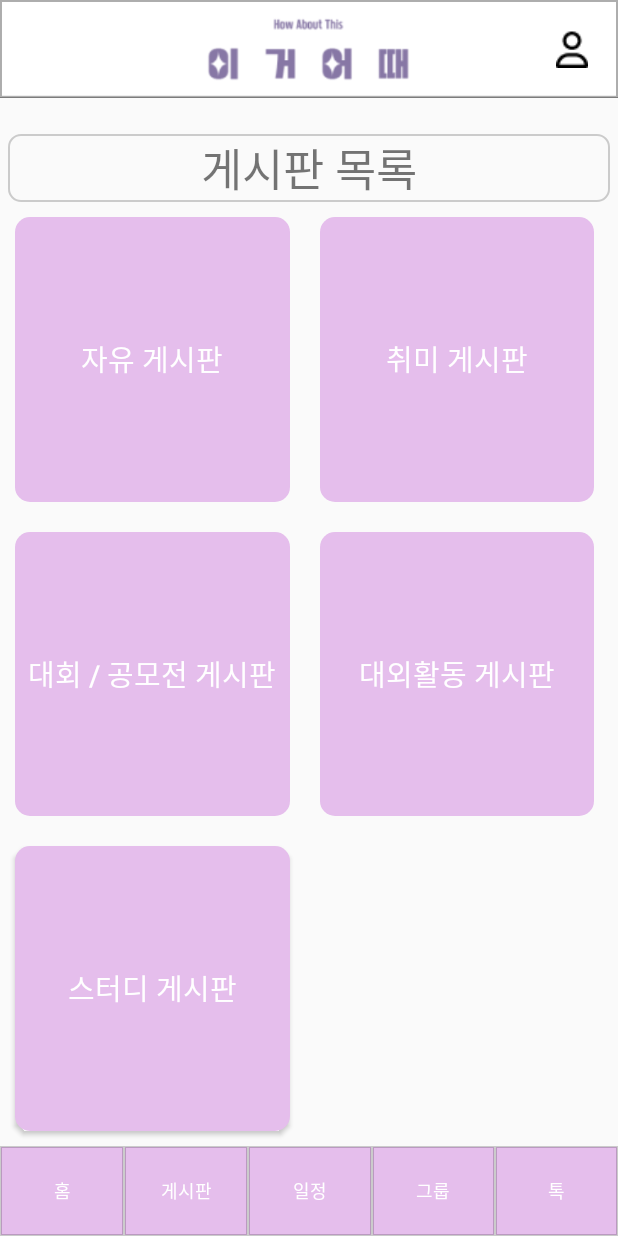
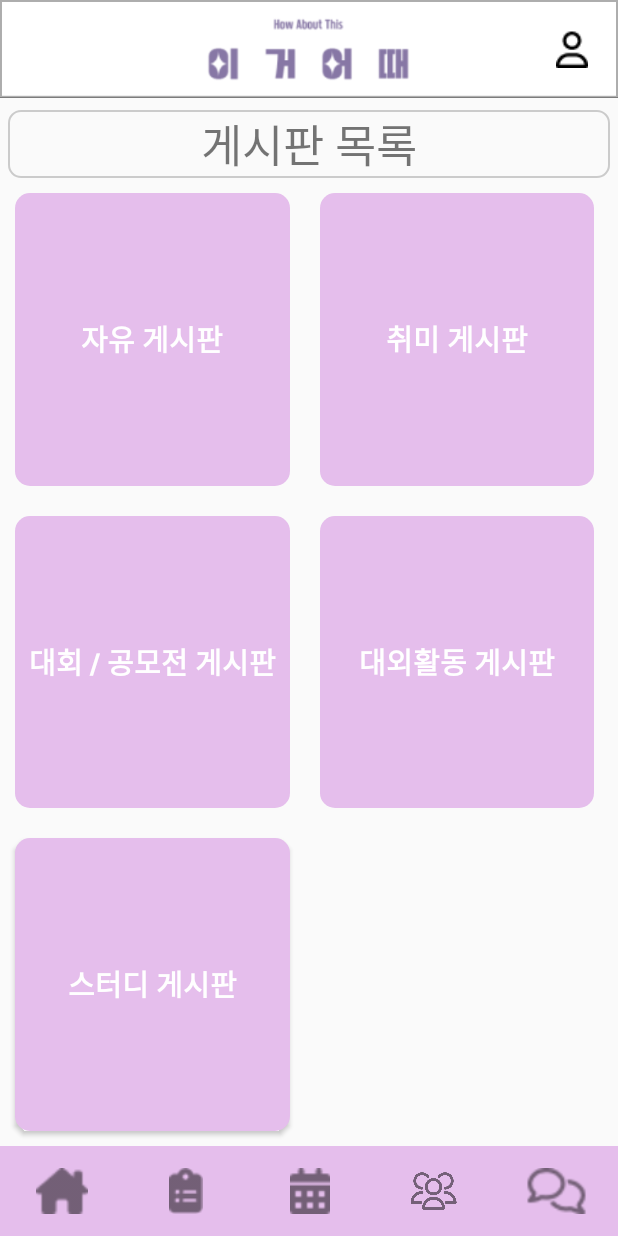
Before and after one commit to LeeGJ2/HowAboutThis, an Android app: the fragment PostFragment placed in its activity, on a phone screen of 412 x 824 dp. Run offline under Robolectric (Android 15) with nearby library versions, the phone set to English and light mode, and no system bars; our stand-ins replace Firebase (no records; nobody signed in at launch, a user with empty details on screens opened directly); libraries missing offline, so code that uses them is left out: org.checkerframework.checker.

Commit message:
design change

```diff
--- a/app/src/main/java/com/example/myapp_20/MainActivity.java
+++ b/app/src/main/java/com/example/myapp_20/MainActivity.java
@@ -7,14 +7,16 @@ import android.os.Bundle;
 import android.view.View;
 import android.widget.Button;
 import android.widget.CalendarView;
+import android.widget.ImageView;
 
 public class MainActivity extends AppCompatActivity {
 
-    private Button but_home;
-    private Button but_post;
-    private Button but_alarm;
-    private Button but_schedule;
-    private Button but_talk;
+    private ImageView iv_main_home;
+    private ImageView iv_main_post;
+    private ImageView iv_main_schedule;
+    private ImageView iv_main_group;
+    private ImageView iv_main_talk;
+
     private CalendarView calendarView;
 
     @Override
@@ -28,15 +30,15 @@ public class MainActivity extends AppCompatActivity {
         fragmentTransaction.replace(R.id.frameLayout, homeFragment);
         fragmentTransaction.commit();
 
-        but_home = findViewById(R.id.btn_home);
-        but_post = findViewById(R.id.btn_post);
-        but_schedule = findViewById(R.id.btn_schedule);
-        but_alarm = findViewById(R.id.btn_group);
-        but_talk = findViewById(R.id.btn_talk);
+        iv_main_home = findViewById(R.id.iv_main_home);
+        iv_main_post = findViewById(R.id.iv_main_post);
+        iv_main_schedule = findViewById(R.id.iv_main_schedule);
+        iv_main_talk = findViewById(R.id.iv_main_talk);
+        iv_main_group = findViewById(R.id.iv_main_group);
 
 
 
-        but_home.setOnClickListener(new View.OnClickListener()
+        iv_main_home.setOnClickListener(new View.OnClickListener()
         {
             @Override
             public void onClick(View view)
@@ -49,7 +51,7 @@ public class MainActivity extends AppCompatActivity {
             }
         });
 
-        but_post.setOnClickListener(new View.OnClickListener()
+        iv_main_post.setOnClickListener(new View.OnClickListener()
         {
             @Override
             public void onClick(View view)
@@ -63,7 +65,7 @@ public class MainActivity extends AppCompatActivity {
             }
         });
 
-        but_schedule.setOnClickListener(new View.OnClickListener()
+        iv_main_schedule.setOnClickListener(new View.OnClickListener()
         {
             @Override
             public void onClick(View view)
@@ -75,7 +77,7 @@ public class MainActivity extends AppCompatActivity {
             }
         });
 
-        but_alarm.setOnClickListener(new View.OnClickListener()
+        iv_main_group.setOnClickListener(new View.OnClickListener()
         {
             @Override
             public void onClick(View view)
@@ -87,7 +89,7 @@ public class MainActivity extends AppCompatActivity {
             }
         });
 
-        but_talk.setOnClickListener(new View.OnClickListener()
+        iv_main_talk.setOnClickListener(new View.OnClickListener()
         {
             @Override
             public void onClick(View view)
--- a/app/src/main/res/drawable/main_but.xml
+++ b/app/src/main/res/drawable/main_but.xml
@@ -5,10 +5,12 @@
             android:shape="rectangle">
             <solid
                 android:color="#8777A5"/>
-            <stroke
-                android:color="#30000000"
-                android:width="3dp"
-                />
+
+            <padding
+                android:left="15dp"
+                android:right="15dp"
+                android:top="15dp"
+                android:bottom="15dp"/>
 
         </shape>
     </item>
@@ -19,10 +21,12 @@
             android:shape="rectangle">
             <solid
                 android:color="#E5BEEC"/>
-            <stroke
-                android:color="#30000000"
-                android:width="1dp"
-                />
+
+            <padding
+                android:left="15dp"
+                android:right="15dp"
+                android:top="15dp"
+                android:bottom="15dp"/>
 
 
         </shape>
--- a/app/src/main/res/layout/activity_main.xml
+++ b/app/src/main/res/layout/activity_main.xml
@@ -55,72 +55,47 @@
         app:layout_constraintLeft_toLeftOf="parent"
         app:layout_constraintRight_toRightOf="parent">
 
-        <Button
-            android:id="@+id/btn_home"
-            android:layout_width="wrap_content"
+        <ImageView
+            android:id="@+id/iv_main_home"
+            android:layout_width="match_parent"
+            android:layout_height="60dp"
             android:layout_weight="1"
+            app:srcCompat="@drawable/main_home"
+            android:background="@drawable/main_but"/>
+
+        <ImageView
+            android:id="@+id/iv_main_post"
+            android:layout_width="match_parent"
             android:layout_height="60dp"
+            android:layout_weight="1"
+            app:srcCompat="@drawable/main_post"
             android:background="@drawable/main_but"
-            android:text="홈"
-            android:textSize="12dp"
-            android:textColor="@color/white"
-            app:layout_constraintBottom_toBottomOf="parent"
-            app:layout_constraintEnd_toStartOf="@+id/btn_post"
-            app:layout_constraintHorizontal_bias="0.54"
-            app:layout_constraintStart_toStartOf="parent" />
+            />
+        <ImageView
+            android:id="@+id/iv_main_schedule"
+            android:layout_width="match_parent"
+            android:layout_height="60dp"
+            android:layout_weight="1"
+            app:srcCompat="@drawable/main_schedule"
+            android:background="@drawable/main_but"/>
 
-        <Button
-            android:id="@+id/btn_post"
-            android:layout_width="wrap_content"
+        <ImageView
+            android:id="@+id/iv_main_group"
+            android:layout_width="match_parent"
             android:layout_height="60dp"
             android:layout_weight="1"
             android:background="@drawable/main_but"
-            android:text="게시판"
-            android:textColor="@color/white"
-            android:textSize="12dp"
-            app:layout_constraintBottom_toBottomOf="parent"
-            app:layout_constraintEnd_toStartOf="@+id/btn_schedule"
-            app:layout_constraintStart_toEndOf="@+id/btn_home" />
+            app:srcCompat="@drawable/peopleicon"
+            app:tint="#746078" />
 
-        <Button
-            android:id="@+id/btn_schedule"
-            android:layout_width="wrap_content"
+        <ImageView
+            android:id="@+id/iv_main_talk"
+            android:layout_width="match_parent"
             android:layout_height="60dp"
             android:layout_weight="1"
-            android:background="@drawable/main_but"
-            android:text="일정"
-            android:textColor="@color/white"
-            android:textSize="12dp"
-            app:layout_constraintBottom_toBottomOf="parent"
-            app:layout_constraintEnd_toStartOf="@+id/btn_group"
-            app:layout_constraintStart_toEndOf="@+id/btn_post" />
-
-        <Button
-            android:id="@+id/btn_group"
-            android:layout_width="wrap_content"
-            android:layout_height="60dp"
-            android:layout_weight="1"
-            android:background="@drawable/main_but"
-            android:text="그룹"
-            android:textColor="@color/white"
-            android:textSize="12dp"
-            app:layout_constraintBottom_toBottomOf="parent"
-            app:layout_constraintEnd_toStartOf="@+id/btn_talk"
-            app:layout_constraintHorizontal_bias="1.0"
-            app:layout_constraintStart_toEndOf="@+id/btn_schedule" />
+            app:srcCompat="@drawable/main_talk"
+            android:background="@drawable/main_but"/>
 
 
-        <Button
-            android:id="@+id/btn_talk"
-            android:layout_width="wrap_content"
-            android:layout_height="60dp"
-            android:layout_weight="1"
-            android:background="@drawable/main_but"
-            android:text="톡"
-            android:textColor="@color/white"
-            android:textSize="12dp"
-            app:layout_constraintBottom_toBottomOf="parent"
-            app:layout_constraintEnd_toEndOf="parent"
-            app:layout_constraintStart_toEndOf="@+id/btn_group" />
     </LinearLayout>
 </androidx.constraintlayout.widget.ConstraintLayout>
--- a/app/src/main/res/layout/fragment_post.xml
+++ b/app/src/main/res/layout/fragment_post.xml
@@ -16,6 +16,7 @@
         android:background="@drawable/post_but"
         android:text="자유 게시판"
         android:textSize="19dp"
+        android:textStyle="bold"
         android:textColor="@color/white"
         app:layout_constraintBottom_toTopOf="@+id/but_contest"
         app:layout_constraintEnd_toStartOf="@+id/but_hobby"
@@ -31,6 +32,7 @@
         android:layout_marginEnd="16dp"
         android:textSize="19dp"
         android:background="@drawable/post_but"
+        android:textStyle="bold"
         android:text="취미 게시판"
         android:textColor="@color/white"
         app:layout_constraintBottom_toBottomOf="@+id/but_every"
@@ -46,8 +48,10 @@
         android:layout_marginStart="10dp"
         android:layout_marginEnd="16dp"
         android:background="@drawable/post_but"
+        android:textStyle="bold"
         android:text="대외활동 게시판"
         android:textSize="19dp"
+
         android:textColor="@color/white"
         app:layout_constraintBottom_toBottomOf="@+id/but_contest"
         app:layout_constraintEnd_toEndOf="parent"
@@ -63,6 +67,7 @@
 
         android:layout_marginBottom="264dp"
         android:background="@drawable/post_but"
+        android:textStyle="bold"
         android:textSize="19dp"
         android:text="대회 / 공모전 게시판"
         android:inputType="textMultiLine"
@@ -81,6 +86,7 @@
         android:layout_marginBottom="10dp"
         android:background="@drawable/post_but"
         android:text="스터디 게시판"
+        android:textStyle="bold"
         android:textSize="19dp"
         android:textColor="@color/white"
         app:layout_constraintBottom_toBottomOf="parent"
@@ -93,13 +99,12 @@
         android:layout_width="0dp"
         android:layout_height="wrap_content"
         android:layout_marginLeft="5dp"
+        android:layout_marginTop="8dp"
         android:layout_marginRight="5dp"
-        android:layout_marginTop="24dp"
-        android:layout_marginBottom="24dp"
+        android:background="@drawable/rectangle_transparent"
+        android:gravity="center"
         android:text="게시판 목록"
-        android:gravity="center"
         android:textSize="30dp"
-        android:background="@drawable/rectangle_transparent"
         app:layout_constraintEnd_toEndOf="parent"
         app:layout_constraintStart_toStartOf="parent"
         app:layout_constraintTop_toTopOf="parent" />
```
Also changed, not shown: app/src/main/res/drawable/main_home.png (added), app/src/main/res/drawable/main_post.png (added), app/src/main/res/drawable/main_schedule.png (added), app/src/main/res/drawable/main_talk.png (added).
